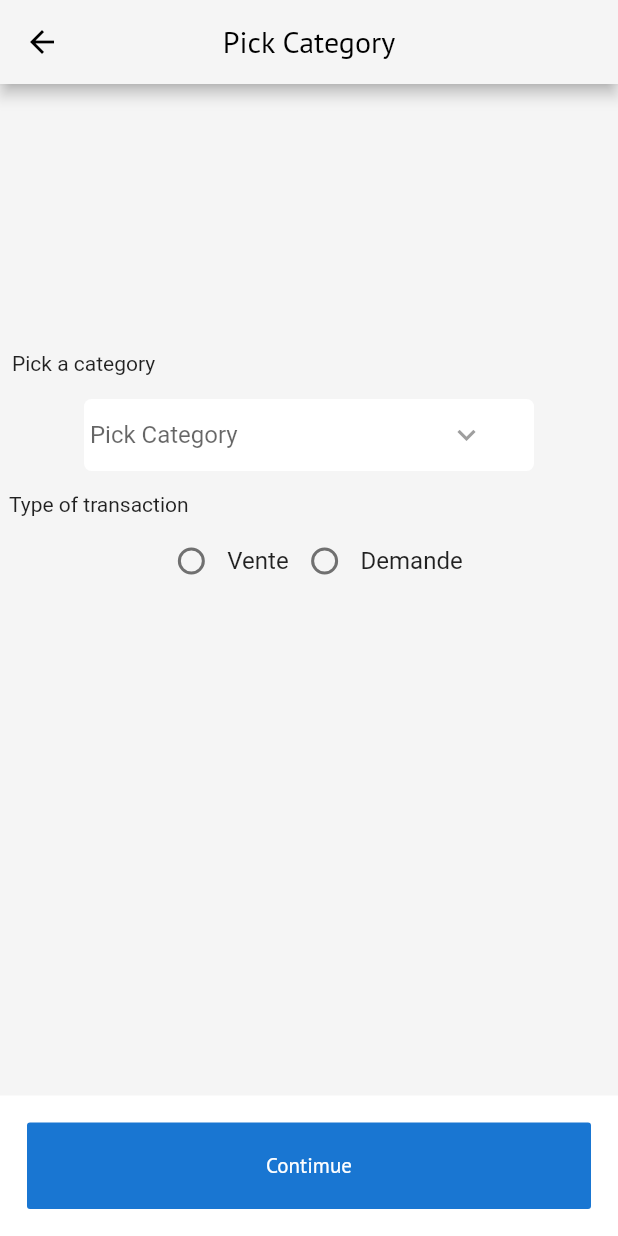
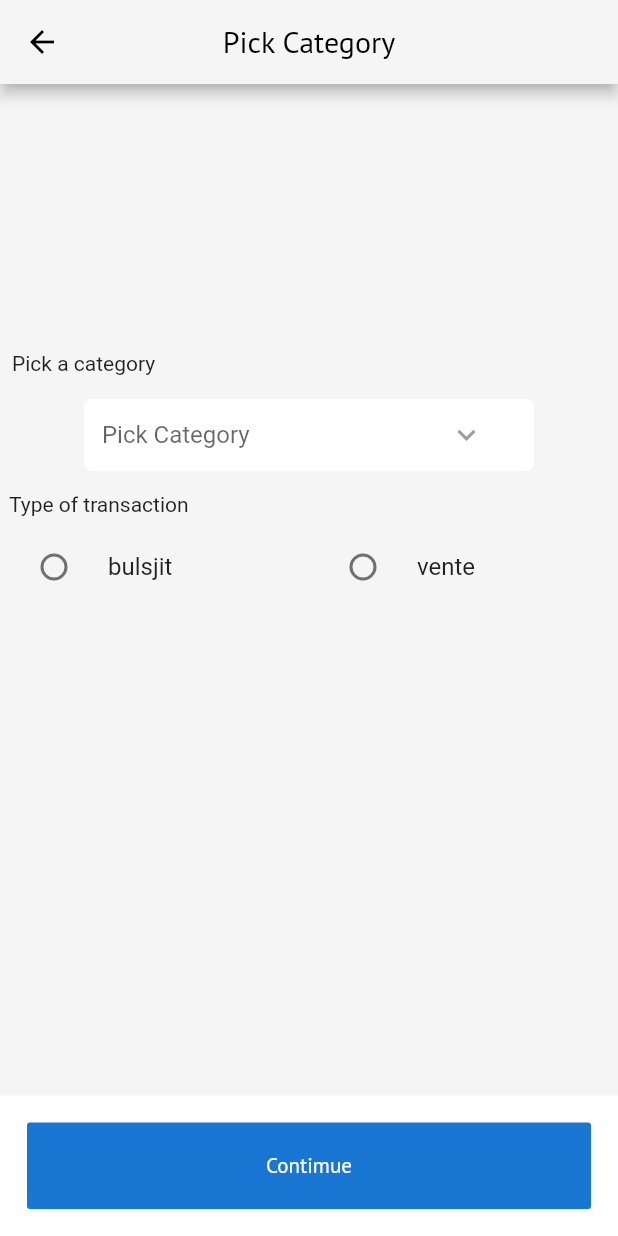
Before and after one commit to LuttaKing/avito, a Flutter app: the SelectCategory screen opened directly, on a phone screen of 412 x 824 dp. Run offline on Flutter 3.47's test engine with Material 2 defaults, Android fonts, the phone set to English and light mode, and no system bars; our stand-ins replace cached_network_image, carousel_slider, dotted_border, flushbar, image_picker, material_design_icons_flutter and 2 more; accounts and stored records are empty; network calls fail.

Commit message:
Added Radio Buttons

```diff
--- a/lib/addSellItem/selectCategory.dart
+++ b/lib/addSellItem/selectCategory.dart
@@ -24,6 +24,9 @@ class _SelectCategoryState extends State<SelectCategory> {
     'Clothing Wellbeing','For Children','Clothing','Bags','Beauty','Equipment for babies','Shoes','Watches and Jewels',
     'Leisure','Sports and Leisure','Animals','Movies Books Magazines','Travel and Tickets','Art','Musical Instruments',
     'Companies','Professional Equipment','Business and Commercial','Stock and Wholesale'];
+
+      String radioItem = '';
+
   @override
   Widget build(BuildContext context) {
     return Scaffold(
@@ -58,19 +61,11 @@ Padding(
 ),
 
  Row(
-                    mainAxisAlignment: MainAxisAlignment.center,
-                    children: <Widget>[
-                       Radio(
-                        value: 0, groupValue: null, onChanged: (int v) {  },
-                      ),
-                      Text('Vente',  style:  TextStyle(fontSize: 16.0),),
-                     Radio(
-                        value: 1, groupValue: null, onChanged: (int value) {  },),
-                       Text('Demande', style:  TextStyle( fontSize: 16.0,),
-                      ),
-
-                    ],
-                  ),
+                         children: <Widget>[
+                           Expanded(child: radioTile('bulsjit')),
+                            Expanded(child: radioTile('vente')),
+                         ],
+                       ),
 
 
 
@@ -79,6 +74,19 @@ Padding(
       ),),
 
     );
+  }
+
+  Widget radioTile(String value){
+return RadioListTile(
+              groupValue: radioItem,
+              title: Text(value),
+              value: value,
+              onChanged: (val) {
+                setState(() {
+                  radioItem = val;
+                });
+              },
+            );
   }
 
   Widget _bottomButton(){
@@ -119,7 +127,10 @@ Padding(
                           Icon(Icons.keyboard_arrow_down,color: Colors.grey,),
                         ],
                       ),
-                         hint:Text(pickedCategory),
+                         hint:Padding(
+                           padding: const EdgeInsets.only(left:8.0),
+                           child: Text(pickedCategory),
+                         ),
             items: _categoryAndSubcategories.map((String pickVal) {
 
                   return  DropdownMenuItem(
@@ -128,7 +139,7 @@ Padding(
                     Column(
                       children: <Widget>[
                         Text(pickVal.toUpperCase(),style: TextStyle(color: Colors.grey[600],fontFamily: 'Ptsans',fontSize: 15),),
-                        Divider(color: Colors.orange,),
+                        Divider(color: Colors.orange[900],),
                       ],
                     )
                     :Text(pickVal,style: TextStyle(fontFamily: 'Ptsans',fontSize: 15)),
--- a/lib/screens/bottomBarScreens/HomePage.dart
+++ b/lib/screens/bottomBarScreens/HomePage.dart
@@ -167,7 +167,7 @@ isNotGrid ?
                     children: <Widget>[
                     //
                     Container(
-                    width: MediaQuery.of(context).size.width*0.325,
+                    width: MediaQuery.of(context).size.width*0.329,
                            decoration: BoxDecoration(
                                       borderRadius: BorderRadius.only(topLeft:Radius.circular(12),
                                       bottomLeft:Radius.circular(12),),
```
Also changed, not shown: lib/screens/SearchScreen.dart (+22 -13 lines).
